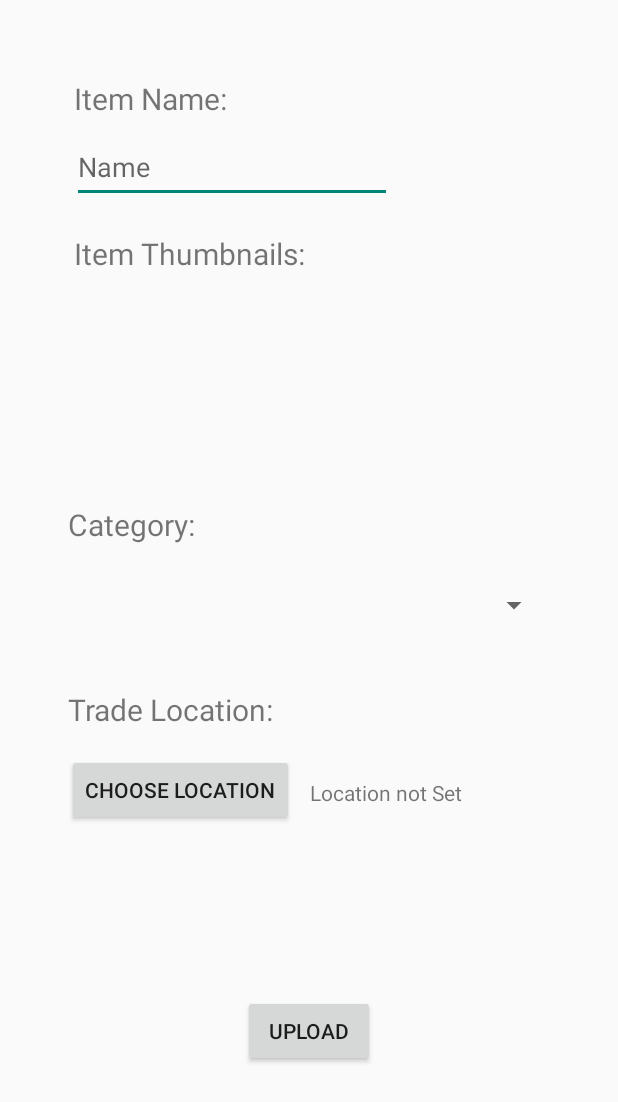
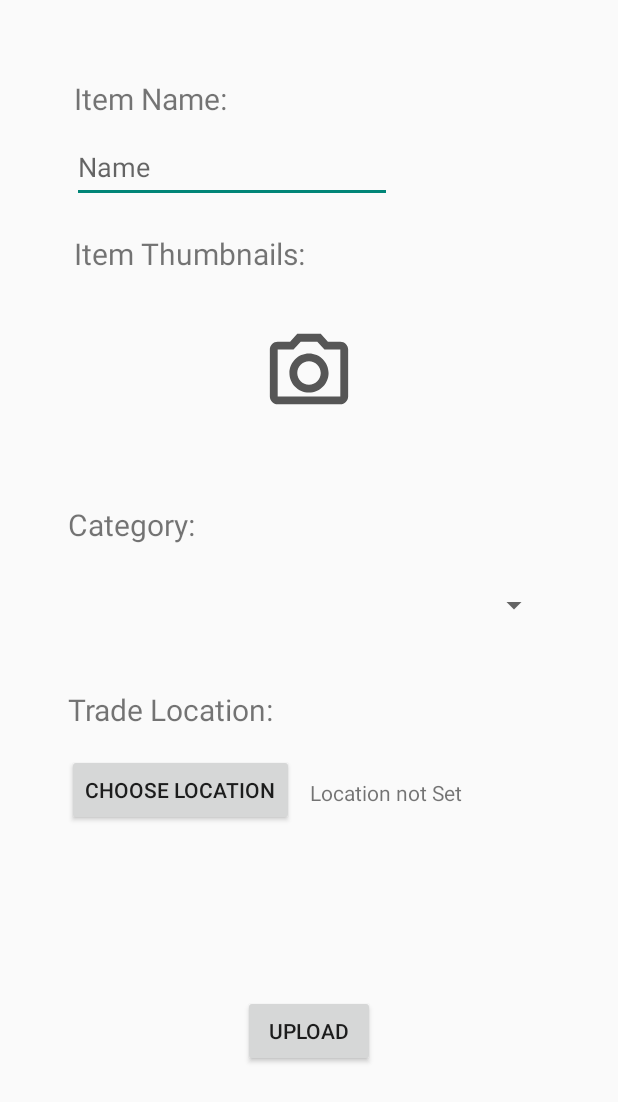
Before and after one commit to TempleLin/AndroidCourseFinalProject, an Android app: the UploadItemActivity screen opened directly, with no data from a screen before it, on a phone screen of 412 x 824 dp. Shown: the top 1102 px of the screen. Run offline under Robolectric (Android 15) with nearby library versions, the phone set to English and light mode, and no system bars; network calls fail.

Commit message:
Add camera image and import it to upload_file_activity's imageview.

```diff
--- /dev/null
+++ b/app/src/main/res/drawable/ic_camera_foreground.xml
@@ -0,0 +1,15 @@
+<vector xmlns:android="http://schemas.android.com/apk/res/android"
+    android:width="108dp"
+    android:height="108dp"
+    android:viewportWidth="108"
+    android:viewportHeight="108"
+    android:tint="#565656">
+  <group android:scaleX="2.61"
+      android:scaleY="2.61"
+      android:translateX="22.68"
+      android:translateY="22.68">
+    <path
+        android:fillColor="@android:color/white"
+        android:pathData="M20,4h-3.17L15,2L9,2L7.17,4L4,4c-1.1,0 -2,0.9 -2,2v12c0,1.1 0.9,2 2,2h16c1.1,0 2,-0.9 2,-2L22,6c0,-1.1 -0.9,-2 -2,-2zM20,18L4,18L4,6h4.05l1.83,-2h4.24l1.83,2L20,6v12zM12,7c-2.76,0 -5,2.24 -5,5s2.24,5 5,5 5,-2.24 5,-5 -2.24,-5 -5,-5zM12,15c-1.65,0 -3,-1.35 -3,-3s1.35,-3 3,-3 3,1.35 3,3 -1.35,3 -3,3z"/>
+  </group>
+</vector>
--- a/app/src/main/res/layout/activity_upload_item.xml
+++ b/app/src/main/res/layout/activity_upload_item.xml
@@ -50,7 +50,15 @@
         app:layout_constraintEnd_toEndOf="parent"
         app:layout_constraintHorizontal_bias="0.0"
         app:layout_constraintStart_toStartOf="parent"
-        app:layout_constraintTop_toBottomOf="@+id/itemThumbnailsTV"/>
+        app:layout_constraintTop_toBottomOf="@+id/itemThumbnailsTV">
+
+        <ImageView
+            android:id="@+id/imageView6"
+            android:layout_width="wrap_content"
+            android:layout_height="wrap_content"
+            android:layout_weight="1"
+            app:srcCompat="@drawable/ic_camera_foreground" />
+    </LinearLayout>
 
     <TextView
         android:id="@+id/itemCategoryTV"
--- /dev/null
+++ b/app/src/main/res/mipmap-anydpi-v26/ic_camera.xml
@@ -0,0 +1,5 @@
+<?xml version="1.0" encoding="utf-8"?>
+<adaptive-icon xmlns:android="http://schemas.android.com/apk/res/android">
+    <background android:drawable="@drawable/ic_camera_background"/>
+    <foreground android:drawable="@drawable/ic_camera_foreground"/>
+</adaptive-icon>
--- /dev/null
+++ b/app/src/main/res/mipmap-anydpi-v26/ic_camera_round.xml
@@ -0,0 +1,5 @@
+<?xml version="1.0" encoding="utf-8"?>
+<adaptive-icon xmlns:android="http://schemas.android.com/apk/res/android">
+    <background android:drawable="@drawable/ic_camera_background"/>
+    <foreground android:drawable="@drawable/ic_camera_foreground"/>
+</adaptive-icon>
```
Also changed, not shown: app/src/main/res/drawable/ic_camera_background.xml (added, +74 -0 lines), app/src/main/ic_camera-playstore.png (added), app/src/main/res/mipmap-hdpi/ic_camera.png (added), app/src/main/res/mipmap-hdpi/ic_camera_round.png (added), app/src/main/res/mipmap-mdpi/ic_camera.png (added), app/src/main/res/mipmap-mdpi/ic_camera_round.png (added), app/src/main/res/mipmap-xhdpi/ic_camera.png (added), app/src/main/res/mipmap-xhdpi/ic_camera_round.png (added), app/src/main/res/mipmap-xxhdpi/ic_camera.png (added), app/src/main/res/mipmap-xxhdpi/ic_camera_round.png (added), app/src/main/res/mipmap-xxxhdpi/ic_camera.png (added), app/src/main/res/mipmap-xxxhdpi/ic_camera_round.png (added).
